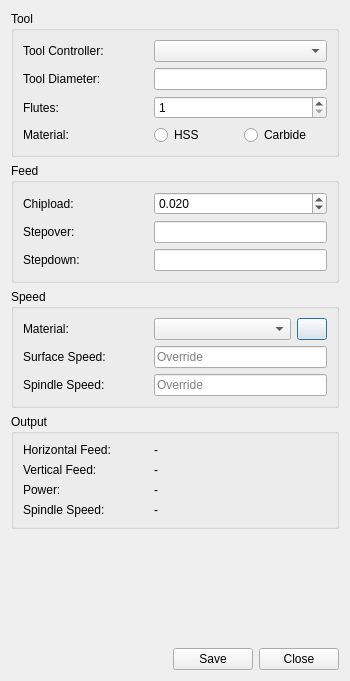
Above: PathFeedsAndSpeedsGui.ui from dubstar-04/FeedsAndSpeeds before the change. Below: the same form after it.
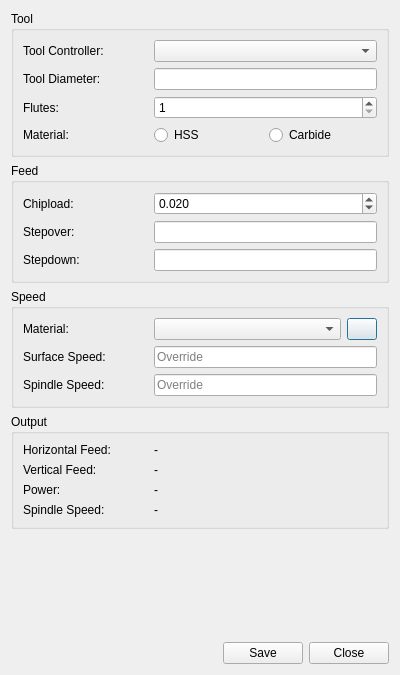
That is the form after the change. Custom widgets are drawn as their Qt base class.

Commit message: set a better default size

Patch:
```diff
--- a/PathFeedsAndSpeedsGui.ui
+++ b/PathFeedsAndSpeedsGui.ui
@@ -6,8 +6,8 @@
    <rect>
     <x>0</x>
     <y>0</y>
-    <width>350</width>
-    <height>681</height>
+    <width>400</width>
+    <height>675</height>
    </rect>
   </property>
   <property name="sizePolicy">
```
